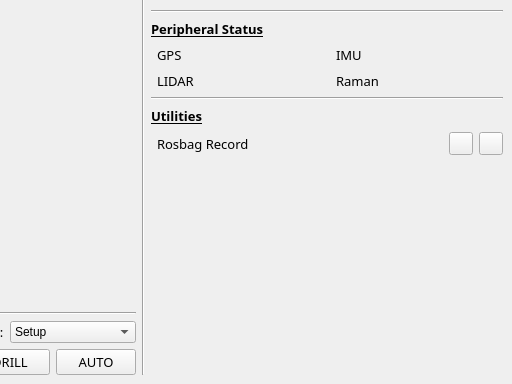
This is src/gui/main.ui in NovaRoverTeam/base_station as Qt 5 draws it before an edit; both pictures show x 664 to 1176 and y 369 to 753 of the 1176 by 753 pixel window. The edited form follows.
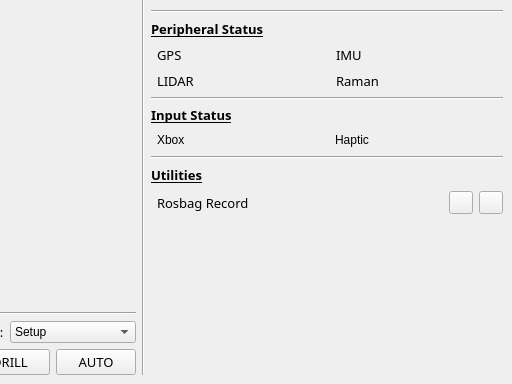
This is the edited form. The open tabs and pages were chosen to show the change. Icons and pictures are not drawn. Custom widgets are drawn as their Qt base class.

Commit message: Added input control node and state manager node.

Diff of the .ui file:
```diff
--- a/src/gui/main.ui
+++ b/src/gui/main.ui
@@ -2202,6 +2202,133 @@
           </property>
          </widget>
         </item>
+        <item>
+         <layout class="QVBoxLayout" name="verticalLayout_2">
+          <item>
+           <widget class="QLabel" name="label_14">
+            <property name="font">
+             <font>
+              <family>Sans Serif</family>
+              <pointsize>10</pointsize>
+              <weight>75</weight>
+              <bold>true</bold>
+              <underline>true</underline>
+             </font>
+            </property>
+            <property name="text">
+             <string>Input Status</string>
+            </property>
+           </widget>
+          </item>
+          <item>
+           <layout class="QHBoxLayout" name="horizontalLayout_4">
+            <item>
+             <layout class="QHBoxLayout" name="horizontalLayout_5">
+              <item>
+               <layout class="QHBoxLayout" name="horizontalLayout_7">
+                <item>
+                 <widget class="KLed" name="led_xbox">
+                  <property name="sizePolicy">
+                   <sizepolicy hsizetype="Preferred" vsizetype="Maximum">
+                    <horstretch>0</horstretch>
+                    <verstretch>0</verstretch>
+                   </sizepolicy>
+                  </property>
+                  <property name="state">
+                   <enum>KLed::Off</enum>
+                  </property>
+                  <property name="shape">
+                   <enum>KLed::Rectangular</enum>
+                  </property>
+                  <property name="darkFactor">
+                   <number>400</number>
+                  </property>
+                 </widget>
+                </item>
+                <item>
+                 <widget class="QLabel" name="label_16">
+                  <property name="text">
+                   <string>Xbox </string>
+                  </property>
+                 </widget>
+                </item>
+                <item>
+                 <spacer name="horizontalSpacer_21">
+                  <property name="orientation">
+                   <enum>Qt::Horizontal</enum>
+                  </property>
+                  <property name="sizeHint" stdset="0">
+                   <size>
+                    <width>40</width>
+                    <height>20</height>
+                   </size>
+                  </property>
+                 </spacer>
+                </item>
+               </layout>
+              </item>
+              <item>
+               <layout class="QHBoxLayout" name="horizontalLayout_6">
+                <property name="spacing">
+                 <number>5</number>
+                </property>
+                <property name="sizeConstraint">
+                 <enum>QLayout::SetMaximumSize</enum>
+                </property>
+                <item>
+                 <widget class="KLed" name="led_haptic">
+                  <property name="sizePolicy">
+                   <sizepolicy hsizetype="Preferred" vsizetype="Maximum">
+                    <horstretch>0</horstretch>
+                    <verstretch>0</verstretch>
+                   </sizepolicy>
+                  </property>
+                  <property name="state">
+                   <enum>KLed::Off</enum>
+                  </property>
+                  <property name="shape">
+                   <enum>KLed::Rectangular</enum>
+                  </property>
+                  <property name="darkFactor">
+                   <number>400</number>
+                  </property>
+                 </widget>
+                </item>
+                <item>
+                 <widget class="QLabel" name="label_19">
+                  <property name="text">
+                   <string>Haptic</string>
+                  </property>
+                 </widget>
+                </item>
+                <item>
+                 <spacer name="horizontalSpacer_22">
+                  <property name="orientation">
+                   <enum>Qt::Horizontal</enum>
+                  </property>
+                  <property name="sizeHint" stdset="0">
+                   <size>
+                    <width>40</width>
+                    <height>20</height>
+                   </size>
+                  </property>
+                 </spacer>
+                </item>
+               </layout>
+              </item>
+             </layout>
+            </item>
+           </layout>
+          </item>
+         </layout>
+        </item>
+        <item>
+         <widget class="Line" name="line_9">
+          <property name="orientation">
+           <enum>Qt::Horizontal</enum>
+          </property>
+         </widget>
+        </item>
         <item>
          <layout class="QHBoxLayout" name="horizontalLayout_14">
           <item>
```
Left out of the diff: 8 changed lines with no effect on the pictures. The commit also changes 13 other files.
